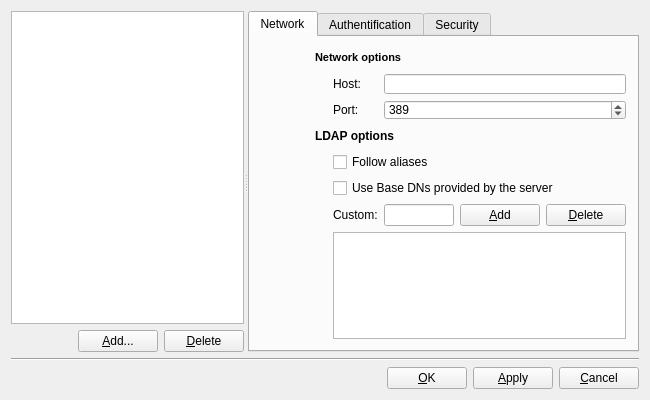
First picture: the form in src/lib/luma/base/gui/ServerDialogDesign.ui, repository einaru/luma, before the edit.
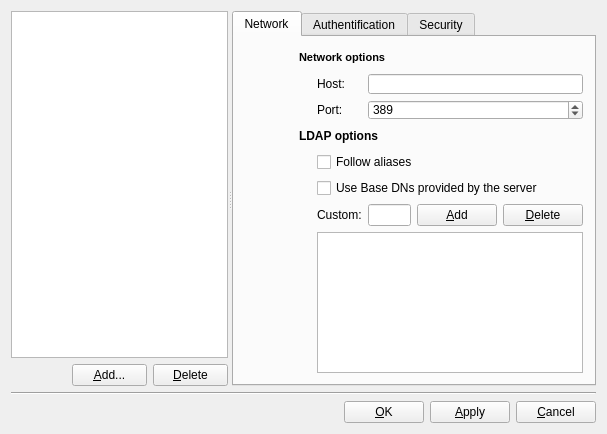
Second picture: the form after the edit. Icons and pictures are not drawn.

Commit message: Tried to shrink the horizontal start size of the serverlist, but have only managed it partly

```diff
--- a/src/lib/luma/base/gui/ServerDialogDesign.ui
+++ b/src/lib/luma/base/gui/ServerDialogDesign.ui
@@ -15,8 +15,8 @@
    <rect>
     <x>0</x>
     <y>0</y>
-    <width>650</width>
-    <height>400</height>
+    <width>607</width>
+    <height>434</height>
    </rect>
   </property>
   <property name="minimumSize">
@@ -30,7 +30,13 @@
   </property>
   <layout class="QVBoxLayout">
    <item>
-    <widget class="QSplitter" name="splitter2">
+    <widget class="QSplitter" name="splitter">
+     <property name="sizePolicy">
+      <sizepolicy hsizetype="Expanding" vsizetype="Expanding">
+       <horstretch>0</horstretch>
+       <verstretch>0</verstretch>
+      </sizepolicy>
+     </property>
      <property name="orientation">
       <enum>Qt::Horizontal</enum>
      </property>
@@ -39,14 +45,64 @@
        <property name="margin">
         <number>0</number>
        </property>
+       <item row="0" column="0" colspan="3">
+        <widget class="QListView" name="serverListView"/>
+       </item>
+       <item row="1" column="2">
+        <widget class="QPushButton" name="deleteButton">
+         <property name="sizePolicy">
+          <sizepolicy hsizetype="Fixed" vsizetype="Fixed">
+           <horstretch>0</horstretch>
+           <verstretch>0</verstretch>
+          </sizepolicy>
+         </property>
+         <property name="maximumSize">
+          <size>
+           <width>75</width>
+           <height>16777215</height>
+          </size>
+         </property>
+         <property name="text">
+          <string>&amp;Delete</string>
+         </property>
+         <property name="shortcut">
+          <string>Alt+D</string>
+         </property>
+         <property name="autoDefault">
+          <bool>false</bool>
+         </property>
+        </widget>
+       </item>
        <item row="1" column="1">
-        <spacer>
+        <widget class="QPushButton" name="addButton">
+         <property name="sizePolicy">
+          <sizepolicy hsizetype="Fixed" vsizetype="Fixed">
+           <horstretch>0</horstretch>
+           <verstretch>0</verstretch>
+          </sizepolicy>
+         </property>
+         <property name="maximumSize">
+          <size>
+           <width>75</width>
+           <height>16777215</height>
+          </size>
+         </property>
+         <property name="text">
+          <string>&amp;Add...</string>
+         </property>
+         <property name="shortcut">
+          <string>Alt+A</string>
+         </property>
+         <property name="autoDefault">
+          <bool>false</bool>
+         </property>
+        </widget>
+       </item>
+       <item row="1" column="0">
+        <spacer name="horizontalSpacer_2">
          <property name="orientation">
           <enum>Qt::Horizontal</enum>
          </property>
-         <property name="sizeType">
-          <enum>QSizePolicy::Expanding</enum>
-         </property>
          <property name="sizeHint" stdset="0">
           <size>
            <width>0</width>
@@ -55,35 +111,6 @@
          </property>
         </spacer>
        </item>
-       <item row="1" column="2">
-        <widget class="QPushButton" name="addButton">
-         <property name="text">
-          <string>&amp;Add...</string>
-         </property>
-         <property name="shortcut">
-          <string>Alt+A</string>
-         </property>
-         <property name="autoDefault">
-          <bool>false</bool>
-         </property>
-        </widget>
-       </item>
-       <item row="1" column="3">
-        <widget class="QPushButton" name="deleteButton">
-         <property name="text">
-          <string>&amp;Delete</string>
-         </property>
-         <property name="shortcut">
-          <string>Alt+D</string>
-         </property>
-         <property name="autoDefault">
-          <bool>false</bool>
-         </property>
-        </widget>
-       </item>
-       <item row="0" column="1" colspan="3">
-        <widget class="QListView" name="serverListView"/>
-       </item>
       </layout>
      </widget>
      <widget class="QTabWidget" name="serverWidget">
@@ -115,7 +142,7 @@
           <item row="2" column="1">
            <widget class="QLabel" name="textLabel8">
             <property name="sizePolicy">
-             <sizepolicy hsizetype="Fixed" vsizetype="Preferred">
+             <sizepolicy hsizetype="Fixed" vsizetype="Fixed">
               <horstretch>0</horstretch>
               <verstretch>0</verstretch>
              </sizepolicy>
@@ -136,6 +163,12 @@
           </item>
           <item row="2" column="2" colspan="3">
            <widget class="QLineEdit" name="hostLineEdit">
+            <property name="sizePolicy">
+             <sizepolicy hsizetype="Expanding" vsizetype="Fixed">
+              <horstretch>0</horstretch>
+              <verstretch>0</verstretch>
+             </sizepolicy>
+            </property>
             <property name="minimumSize">
              <size>
               <width>0</width>
@@ -147,7 +180,7 @@
           <item row="3" column="1">
            <widget class="QLabel" name="textLabel9">
             <property name="sizePolicy">
-             <sizepolicy hsizetype="Fixed" vsizetype="Preferred">
+             <sizepolicy hsizetype="Fixed" vsizetype="Fixed">
               <horstretch>0</horstretch>
               <verstretch>0</verstretch>
              </sizepolicy>
@@ -169,7 +202,7 @@
           <item row="3" column="2" colspan="3">
            <widget class="QSpinBox" name="portSpinBox">
             <property name="sizePolicy">
-             <sizepolicy hsizetype="Minimum" vsizetype="Fixed">
+             <sizepolicy hsizetype="Expanding" vsizetype="Fixed">
               <horstretch>0</horstretch>
               <verstretch>0</verstretch>
              </sizepolicy>
@@ -193,6 +226,12 @@
           </item>
           <item row="4" column="0" colspan="5">
            <widget class="QLabel" name="textLabel1">
+            <property name="sizePolicy">
+             <sizepolicy hsizetype="Expanding" vsizetype="Fixed">
+              <horstretch>0</horstretch>
+              <verstretch>0</verstretch>
+             </sizepolicy>
+            </property>
             <property name="minimumSize">
              <size>
               <width>0</width>
@@ -212,6 +251,12 @@
           </item>
           <item row="5" column="1" colspan="4">
            <widget class="QCheckBox" name="aliasBox">
+            <property name="sizePolicy">
+             <sizepolicy hsizetype="Expanding" vsizetype="Fixed">
+              <horstretch>0</horstretch>
+              <verstretch>0</verstretch>
+             </sizepolicy>
+            </property>
             <property name="minimumSize">
              <size>
               <width>0</width>
@@ -225,6 +270,12 @@
           </item>
           <item row="6" column="1" colspan="4">
            <widget class="QCheckBox" name="baseBox">
+            <property name="sizePolicy">
+             <sizepolicy hsizetype="Expanding" vsizetype="Fixed">
+              <horstretch>0</horstretch>
+              <verstretch>0</verstretch>
+             </sizepolicy>
+            </property>
             <property name="minimumSize">
              <size>
               <width>0</width>
@@ -238,6 +289,12 @@
           </item>
           <item row="7" column="1">
            <widget class="QLabel" name="textLabel2">
+            <property name="sizePolicy">
+             <sizepolicy hsizetype="Fixed" vsizetype="Fixed">
+              <horstretch>0</horstretch>
+              <verstretch>0</verstretch>
+             </sizepolicy>
+            </property>
             <property name="minimumSize">
              <size>
               <width>0</width>
@@ -264,6 +321,12 @@
           </item>
           <item row="7" column="3">
            <widget class="QPushButton" name="addBaseDNButton">
+            <property name="sizePolicy">
+             <sizepolicy hsizetype="Fixed" vsizetype="Fixed">
+              <horstretch>0</horstretch>
+              <verstretch>0</verstretch>
+             </sizepolicy>
+            </property>
             <property name="text">
              <string>&amp;Add</string>
             </property>
@@ -280,6 +343,12 @@
           </item>
           <item row="7" column="4">
            <widget class="QPushButton" name="deleteBaseDNButton">
+            <property name="sizePolicy">
+             <sizepolicy hsizetype="Fixed" vsizetype="Fixed">
+              <horstretch>0</horstretch>
+              <verstretch>0</verstretch>
+             </sizepolicy>
+            </property>
             <property name="text">
              <string>&amp;Delete</string>
             </property>
@@ -319,6 +388,12 @@
           </item>
           <item row="1" column="0" colspan="5">
            <widget class="QLabel" name="textLabel1_2">
+            <property name="sizePolicy">
+             <sizepolicy hsizetype="Expanding" vsizetype="Fixed">
+              <horstretch>0</horstretch>
+              <verstretch>0</verstretch>
+             </sizepolicy>
+            </property>
             <property name="minimumSize">
              <size>
               <width>0</width>
```
Left out of the diff: 212 changed lines with no effect on the pictures. The commit also changes 2 other files.
